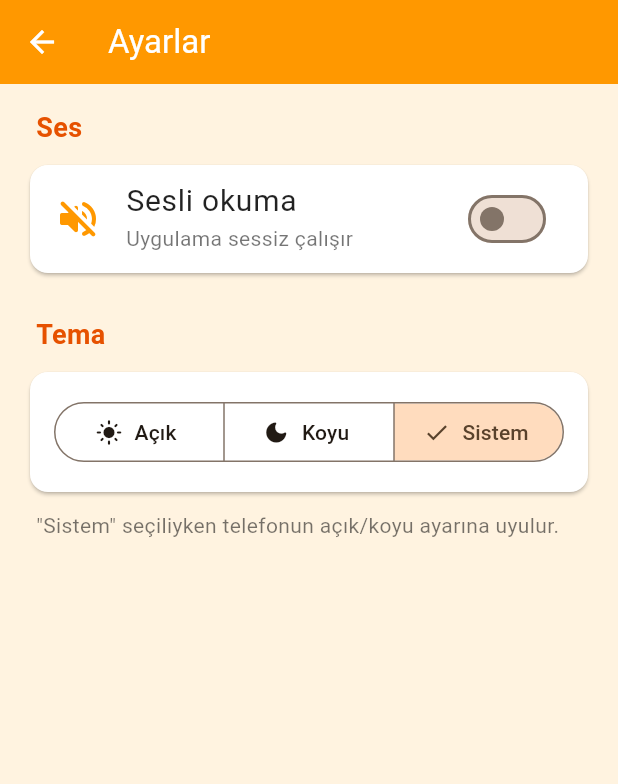
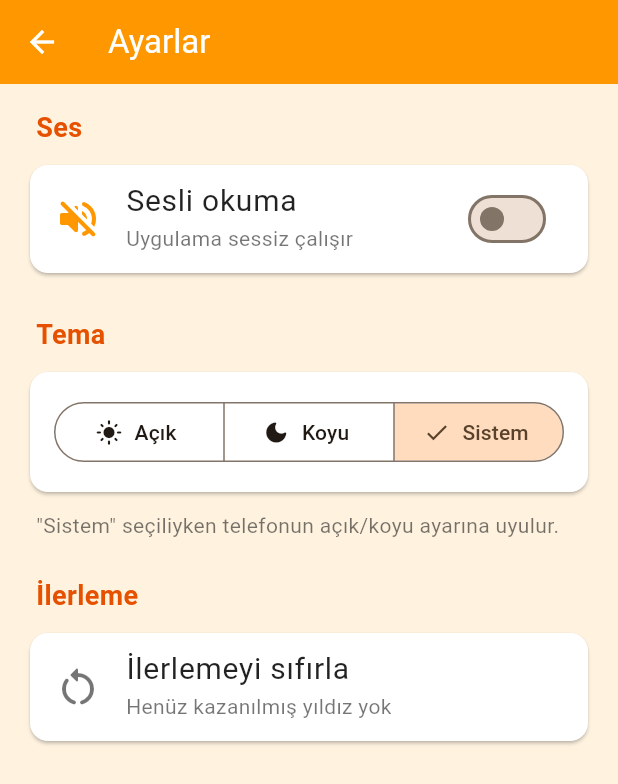
Before and after one commit to ibrahimyasar68/minikasif, a Flutter app: the SettingsPage screen opened directly, after a tap on "Sesli okuma", on a phone screen of 412 x 824 dp. Shown: the top 784 px of the screen. Run offline on Flutter 3.47's test engine with Material 3 defaults, Android fonts, the phone set to English and light mode, and no system bars; our stand-ins replace flutter_tts, shared_preferences; accounts and stored records are empty.

Commit message:
PHASE 23: ilerleme takibi - bölümlerin en iyi yıldızları ve rekor
- ProgressProvider: her bölümün en iyi yıldız sayısı (0-3), kalıcı
  (shared_preferences). Sadece iyileşince güncellenir: daha kötü oyun
  rekoru bozmaz. Bozuk kayıt 0-3'e sıkıştırılır.
- Ana sayfa: bölüm butonlarında yıldızlar; hiç oynanmamış bölümde boş
  yıldızlar (☆☆☆) - kullanıcı tercihi. Ekran okuyucu "2 / 3 yıldız" der.
- Sonuç ekranı: rekor kırılınca "Yeni rekor! 🏆" yazısı ve kutlama
  cümlesinin başında sesli "Yeni rekor!" - kullanıcı tercihi.
- Ayarlar: "İlerlemeyi sıfırla" (onay kutusuyla; ilerleme yoksa pasif).

Tasarım notu: skor ResultPage.initState'te değil, GamePage'in bölüm-bitti
dinleyicisinde kaydediliyor. kaydet() notifyListeners() çağırıyor;
initState çizim sırasında çalıştığı için bu "setState() or
markNeedsBuild() called during build" hatası olurdu. Rekor bilgisi
ResultPage'e parametre olarak geçiyor.

Düzeltme: bölüm butonuna yıldız satırı eklenince büyük yazı ayarında
başlık iki satıra bölünüp 110 px'lik butondan taşıyordu (63 test birden
kırıldı). İçerik FittedBox ile sarıldı: sığmazsa küçülür.

186 test geçiyor.

Co-Authored-By: Claude Opus 5 <noreply@anthropic.com>

```diff
--- a/lib/main.dart
+++ b/lib/main.dart
@@ -4,6 +4,7 @@ import 'package:shared_preferences/shared_preferences.dart';
 
 import 'pages/home_page.dart';
 import 'providers/game_provider.dart';
+import 'providers/progress_provider.dart';
 import 'providers/settings_provider.dart';
 import 'services/audio_service.dart';
 import 'theme/app_theme.dart';
@@ -39,6 +40,7 @@ class MiniKesifApp extends StatelessWidget {
     return MultiProvider(
       providers: [
         ChangeNotifierProvider(create: (_) => SettingsProvider(prefs: prefs)),
+        ChangeNotifierProvider(create: (_) => ProgressProvider(prefs: prefs)),
         ChangeNotifierProvider(
           // Oyun "konuş" der; ToggleableAudioService ses ayarı kapalıysa
           // yutar. context.read çağrısı her konuşmada yapılır: ayar
--- a/lib/pages/home_page.dart
+++ b/lib/pages/home_page.dart
@@ -3,6 +3,7 @@ import '../theme/app_colors.dart';
 import 'package:provider/provider.dart';
 import '../models/game_section.dart';
 import '../providers/game_provider.dart';
+import '../providers/progress_provider.dart';
 import '../providers/settings_provider.dart';
 import 'game_page.dart';
 import '../widgets/parent_gate_button.dart';
@@ -148,7 +149,8 @@ class _TurkceSesUyarisi extends StatelessWidget {
   }
 }
 
-/// Tek bir bölüm butonu.
+/// Tek bir bölüm butonu. Bölümün en iyi skoru yıldızlarla görünür;
+/// hiç oynanmadıysa boş yıldızlar (☆☆☆) çocuğu denemeye çağırır.
 class _SectionButton extends StatelessWidget {
   final GameSection section;
 
@@ -157,6 +159,11 @@ class _SectionButton extends StatelessWidget {
   @override
   Widget build(BuildContext context) {
     final renk = AppColors.of(context);
+    // select: sadece BU bölümün skoru değişince bu buton yeniden çizilir.
+    final yildiz = context.select<ProgressProvider, int>(
+      (p) => p.enIyi(section),
+    );
+
     return SizedBox(
       width: 300,
       height: 110,
@@ -182,12 +189,44 @@ class _SectionButton extends StatelessWidget {
           children: [
             Text(section.emoji, style: const TextStyle(fontSize: 52)),
             const SizedBox(width: 20),
+            // FittedBox: içerik butona sığmazsa taşmak yerine küçülür.
+            // Başlık + yıldız satırı normalde sığıyor; ama telefonda "büyük
+            // yazı" ayarı açıksa başlık iki satıra bölünüp 110 px'lik
+            // butondan taşıyordu (testlerde yakalandı).
             Flexible(
-              child: Text(
-                section.title,
-                style: const TextStyle(
-                  fontSize: 32,
-                  fontWeight: FontWeight.bold,
+              child: FittedBox(
+                fit: BoxFit.scaleDown,
+                alignment: Alignment.centerLeft,
+                child: Column(
+                  mainAxisSize: MainAxisSize.min,
+                  crossAxisAlignment: CrossAxisAlignment.start,
+                  children: [
+                    Text(
+                      section.title,
+                      style: const TextStyle(
+                        fontSize: 32,
+                        fontWeight: FontWeight.bold,
+                      ),
+                    ),
+                    const SizedBox(height: 2),
+                    // Ekran okuyucu yıldız simgelerini tek tek okumasın;
+                    // "2 / 3 yıldız" desin.
+                    Semantics(
+                      label: '$yildiz / 3 yıldız',
+                      excludeSemantics: true,
+                      child: Row(
+                        mainAxisSize: MainAxisSize.min,
+                        children: [
+                          for (var i = 0; i < 3; i++)
+                            Icon(
+                              i < yildiz ? Icons.star : Icons.star_border,
+                              size: 24,
+                              color: renk.star,
+                            ),
+                        ],
+                      ),
+                    ),
+                  ],
                 ),
               ),
             ),
--- a/lib/pages/settings_page.dart
+++ b/lib/pages/settings_page.dart
@@ -2,19 +2,48 @@ import 'package:flutter/material.dart';
 import 'package:provider/provider.dart';
 
 import '../providers/game_provider.dart';
+import '../providers/progress_provider.dart';
 import '../providers/settings_provider.dart';
 import '../theme/app_colors.dart';
 
-/// Ayarlar: ses açık/kapalı ve tema.
+/// Ayarlar: ses, tema ve ilerleme.
 ///
 /// Bu sayfa ebeveyn için. Çocuk için ekran büyük emoji ve az yazı ile
 /// kurulu; burada ise açıklayıcı metinler var.
 class SettingsPage extends StatelessWidget {
   const SettingsPage({super.key});
 
+  /// Silme geri alınamaz: önce sor.
+  Future<void> _sifirlamayiSor(BuildContext context) async {
+    final onay = await showDialog<bool>(
+      context: context,
+      builder: (context) => AlertDialog(
+        title: const Text('İlerleme sıfırlansın mı?'),
+        content: const Text('Bütün bölümlerin yıldızları silinir.'),
+        actions: [
+          TextButton(
+            onPressed: () => Navigator.pop(context, false),
+            child: const Text('Vazgeç'),
+          ),
+          TextButton(
+            onPressed: () => Navigator.pop(context, true),
+            child: const Text('Sıfırla'),
+          ),
+        ],
+      ),
+    );
+    // await sonrası: bu sayfa bu arada kapanmış olabilir.
+    if (onay != true || !context.mounted) return;
+    context.read<ProgressProvider>().sifirla();
+    ScaffoldMessenger.of(
+      context,
+    ).showSnackBar(const SnackBar(content: Text('İlerleme sıfırlandı')));
+  }
+
   @override
   Widget build(BuildContext context) {
     final ayarlar = context.watch<SettingsProvider>();
+    final ilerlemeBos = context.select<ProgressProvider, bool>((p) => p.bosMu);
     final renk = AppColors.of(context);
 
     return Scaffold(
@@ -97,6 +126,31 @@ class SettingsPage extends StatelessWidget {
                 style: TextStyle(color: renk.textMuted),
               ),
             ),
+            const SizedBox(height: 24),
+            const _Baslik('İlerleme'),
+            Card(
+              color: renk.surface,
+              child: ListTile(
+                leading: Icon(
+                  Icons.restart_alt_rounded,
+                  color: ilerlemeBos ? renk.textMuted : renk.primary,
+                  size: 32,
+                ),
+                title: Text(
+                  'İlerlemeyi sıfırla',
+                  style: TextStyle(fontSize: 20, color: renk.text),
+                ),
+                subtitle: Text(
+                  ilerlemeBos
+                      ? 'Henüz kazanılmış yıldız yok'
+                      : 'Bütün bölümlerin yıldızları silinir',
+                  style: TextStyle(color: renk.textMuted),
+                ),
+                // Silinecek bir şey yoksa buton pasif.
+                enabled: !ilerlemeBos,
+                onTap: () => _sifirlamayiSor(context),
+              ),
+            ),
           ],
         ),
       ),
--- a/lib/providers/game_provider.dart
+++ b/lib/providers/game_provider.dart
@@ -283,13 +283,14 @@ class GameProvider extends ChangeNotifier {
   /// Metin skora göre değişiyor ama HEPSİ olumlu.
   /// Az yıldız alan çocuğa da "bölümü bitirdin" diyoruz,
   /// "az bildin" demiyoruz (CLAUDE.md md.18).
-  void speakCompletion() {
+  void speakCompletion({bool yeniRekor = false}) {
     final mesaj = switch (starCount) {
       3 => 'Harikasın! Hepsini bildin.',
       2 => 'Aferin! Çok güzel oynadın.',
       _ => 'Bölümü bitirdin, tebrikler!',
     };
-    _audio.speak(mesaj);
+    // Çocuk ekrandaki "Yeni rekor!" yazısını okuyamaz: sesli de söylüyoruz.
+    _audio.speak(yeniRekor ? 'Yeni rekor! $mesaj' : mesaj);
   }
 
   // --- Ses hazırlığı ---
--- /dev/null
+++ b/lib/providers/progress_provider.dart
@@ -0,0 +1,52 @@
+import 'package:flutter/foundation.dart';
+import 'package:shared_preferences/shared_preferences.dart';
+
+import '../models/game_section.dart';
+
+/// Her bölümün EN İYİ yıldız skoru (0-3). Kalıcı.
+///
+/// Neden SettingsProvider'da değil? İlerleme bir ayar değil, oyun geçmişi.
+/// Neden GameProvider'da değil? GameProvider bir bölümün O ANKİ oyununu
+/// yönetir; bu ise bütün oyunların özetini tutar ve uygulama kapansa da yaşar.
+class ProgressProvider extends ChangeNotifier {
+  /// [prefs] verilmezse ilerleme sadece bellekte tutulur (testler).
+  ProgressProvider({SharedPreferences? prefs}) : _prefs = prefs {
+    for (final bolum in GameSection.values) {
+      // clamp: bozuk bir kayıt (ör. 7 ya da -1) ekranı bozmasın.
+      _enIyi[bolum] = (prefs?.getInt(_anahtar(bolum)) ?? 0).clamp(0, 3);
+    }
+  }
+
+  final SharedPreferences? _prefs;
+  final Map<GameSection, int> _enIyi = {};
+
+  static String _anahtar(GameSection bolum) => 'en_iyi_yildiz_${bolum.name}';
+
+  /// Bu bölümün en iyi yıldız sayısı. Hiç oynanmadıysa 0.
+  int enIyi(GameSection bolum) => _enIyi[bolum] ?? 0;
+
+  /// Hiç kayıtlı ilerleme var mı? (Sıfırlama butonu için.)
+  bool get bosMu => _enIyi.values.every((y) => y == 0);
+
+  /// Bölüm sonucunu kaydeder. YENİ REKOR ise true döner.
+  ///
+  /// Sadece İYİLEŞİRSE günceller: daha kötü bir oyun rekoru bozmaz,
+  /// çocuk kazandığı yıldızı kaybetmez.
+  bool kaydet(GameSection bolum, int yildiz) {
+    if (yildiz <= enIyi(bolum)) return false;
+    _enIyi[bolum] = yildiz;
+    notifyListeners();
+    _prefs?.setInt(_anahtar(bolum), yildiz);
+    return true;
+  }
+
+  /// Bütün ilerlemeyi siler (Ayarlar > İlerlemeyi sıfırla).
+  void sifirla() {
+    if (bosMu) return;
+    for (final bolum in GameSection.values) {
+      _enIyi[bolum] = 0;
+      _prefs?.remove(_anahtar(bolum));
+    }
+    notifyListeners();
+  }
+}
```
Also changed, not shown: lib/pages/game_page.dart (+15 -1 lines), lib/pages/result_page.dart (+23 -2 lines), 2 other files.
